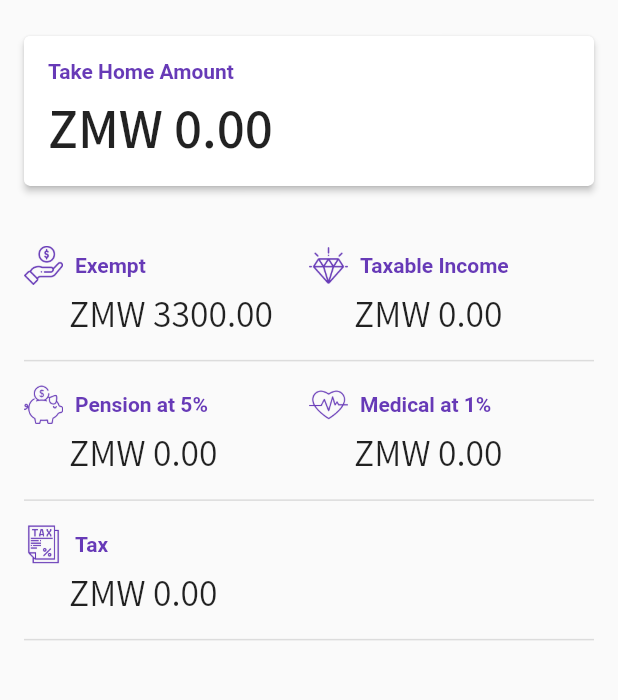
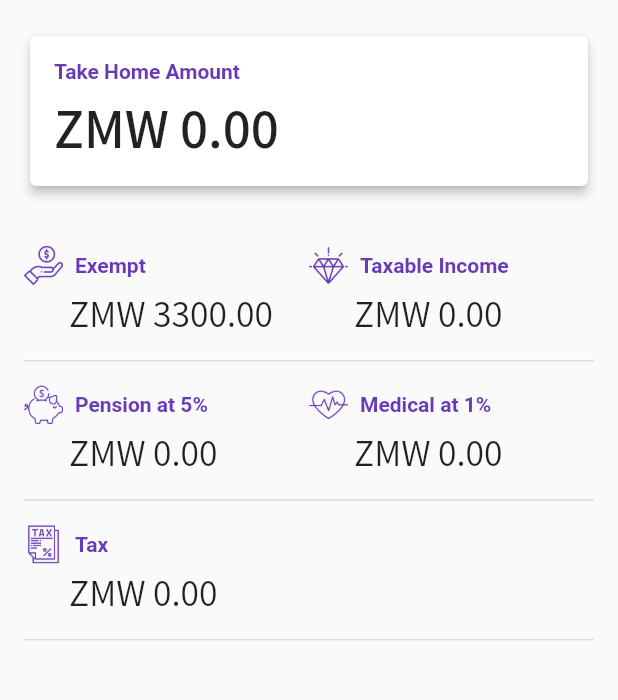
Before and after one commit to twmbx/flutter-tax-calc, a Flutter app: the screen it shows after launch, on a phone screen of 412 x 824 dp, the part 284-984 px from its top. Run offline on Flutter 3.47's test engine with Material 2 defaults, Android fonts, the phone set to English and light mode, and no system bars.

Commit message:
refactor takeHomeDisplay, increase visible shadow by adding horizontal margin

```diff
--- a/lib/main.dart
+++ b/lib/main.dart
@@ -157,24 +157,36 @@ class _MyHomePageState extends State<MyHomePage> {
         ),
       ],
     );
-    final takeHomeDisplay = Column(
+    final takeHomeDisplay = Card(
+      margin: EdgeInsets.symmetric(vertical: 24.0, horizontal: 4),
+      elevation: 3.0,
+      child: Padding(
+        padding: const EdgeInsets.all(16.0),
+        child: Column(
           children: <Widget>[
             Align(
               alignment: Alignment.centerLeft,
               child: Text(
-            'Take Home',
-            style: TextStyle(color: Colors.deepPurple),
+                'Take Home Amount',
+                style: TextStyle(color: Colors.deepPurple, fontWeight: FontWeight.w600),
               ),
             ),
-        SizedBox(height: 4.0),
+            SizedBox(height: 8),
             Align(
               alignment: Alignment.centerLeft,
               child: Text(
                 'ZMW $_takehome',
-            style: TextStyle(fontFamily: 'Assistant', fontWeight: FontWeight.w700, fontSize: 30),
+                style: TextStyle(
+                  fontFamily: 'Assistant',
+                  fontWeight: FontWeight.w600,
+                  fontSize: 37,
+                  color: Colors.black87,
+                ),
               ),
             ),
           ],
+        ),
+      ),
     );
     final taxableIncomeDisplay = Column(
       children: <Widget>[
@@ -356,37 +368,7 @@ class _MyHomePageState extends State<MyHomePage> {
                 ],
               ),
               Center(
-                child: Card(
-                  margin: EdgeInsets.symmetric(vertical: 24.0),
-                  elevation: 2.0,
-                  child: Padding(
-                    padding: const EdgeInsets.all(16.0),
-                    child: Column(
-                      children: <Widget>[
-                        Align(
-                          alignment: Alignment.centerLeft,
-                          child: Text(
-                            'Take Home Amount',
-                            style: TextStyle(color: Colors.deepPurple, fontWeight: FontWeight.w600),
-                          ),
-                        ),
-                        SizedBox(height: 8),
-                        Align(
-                          alignment: Alignment.centerLeft,
-                          child: Text(
-                            'ZMW $_takehome',
-                            style: TextStyle(
-                              fontFamily: 'Assistant',
-                              fontWeight: FontWeight.w600,
-                              fontSize: 37,
-                              color: Colors.black87,
-                            ),
-                          ),
-                        ),
-                      ],
-                    ),
-                  ),
-                ),
+                child: takeHomeDisplay,
               ),
               Container(
                 child: Row(
```
Lines whose indentation alone changed are shown as unchanged.
